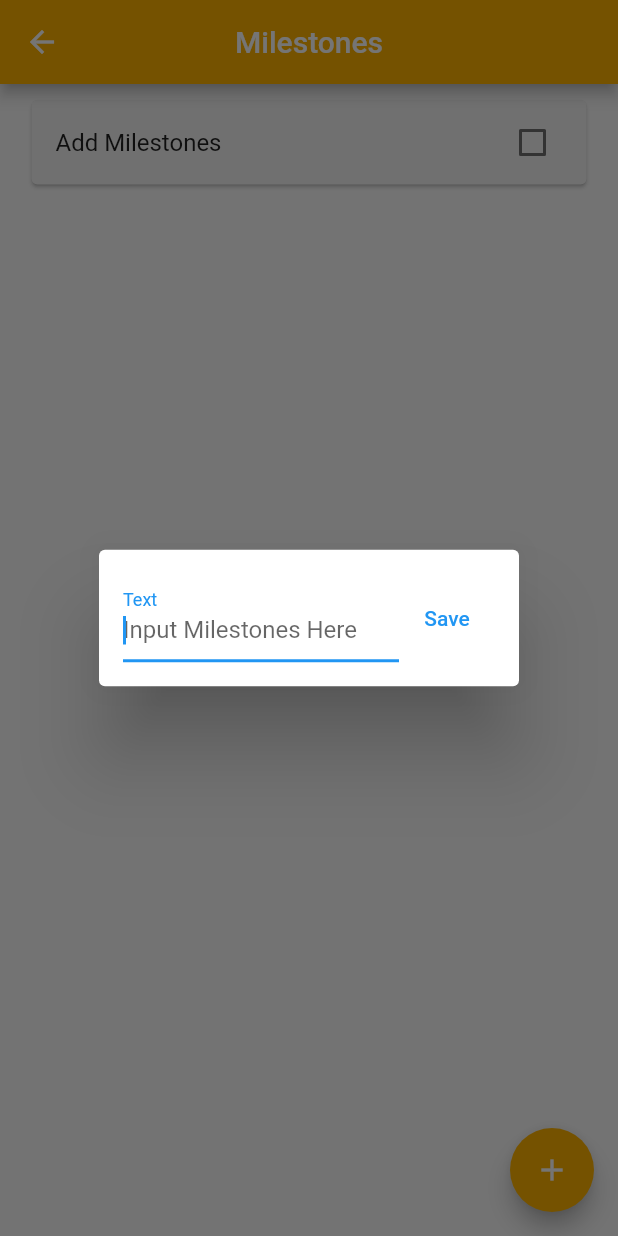
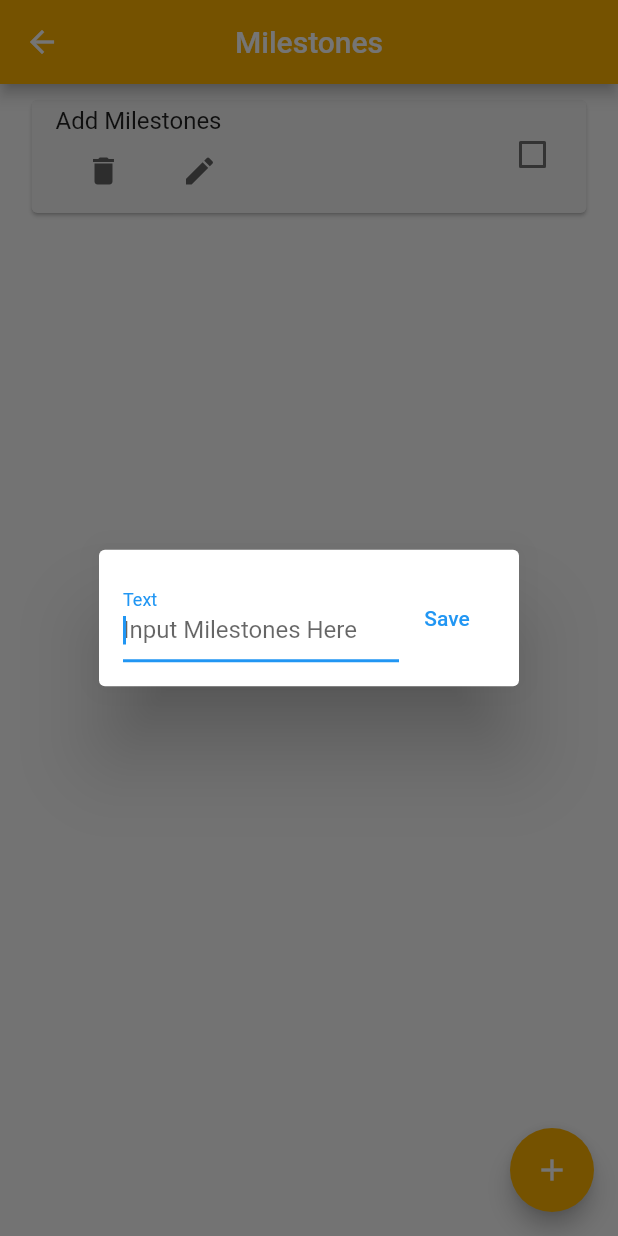
Before and after one commit to akhilbk123/idea_collector, a Flutter app: the Milestones screen opened by its route, after a tap on the "add" icon, on a phone screen of 412 x 824 dp. Run offline on Flutter 3.47's test engine with Material 2 defaults, Android fonts, the light colour scheme and no system bars.

Commit message:
Version 13_05
Version 13_05

```diff
--- a/lib/screens/milestones.dart
+++ b/lib/screens/milestones.dart
@@ -10,6 +10,7 @@ class _MilestonesState extends State<Milestones> {
   List<bool> _status = [];
   List<String> _text1 = ['Add Milestones'];
   TextEditingController _c1;
+  var _state1 = 0;
 
   var j = 0;
 
@@ -21,7 +22,11 @@ class _MilestonesState extends State<Milestones> {
     });
   }
 
-  Widget _buildPopup1Dialog(BuildContext context) {
+  cleartext() {
+    _c1.clear();
+  }
+
+  Widget _buildPopup1Dialog(BuildContext context, [int index]) {
     return AlertDialog(
       contentPadding: const EdgeInsets.all(16.0),
       content: Row(
@@ -37,13 +42,18 @@ class _MilestonesState extends State<Milestones> {
           TextButton(
               onPressed: () {
                 setState(() {
-                  if (j == 0) {
-                    this._text1[j] = _c1.text;
+                  if (_state1 != 0) {
+                    this._text1[index] = _c1.text;
                   } else {
-                    this._text1.add(_c1.text);
+                    if (j == 0) {
+                      this._text1[j] = _c1.text;
+                    } else {
+                      this._text1.add(_c1.text);
+                    }
                   }
                 });
                 j = j + 1;
+                cleartext();
                 Navigator.pop(context);
               },
               child: Text("Save"))
@@ -82,6 +92,33 @@ class _MilestonesState extends State<Milestones> {
                     _status[index] = check;
                   });
                 },
+                subtitle: Column(
+                  children: [
+                    Container(
+                      child: Row(
+                        children: [
+                          TextButton(
+                              onPressed: () {
+                                setState(() {
+                                  _text1.removeAt(index);
+                                });
+                              },
+                              child:
+                                  Icon(Icons.delete, color: Colors.grey[700])),
+                          TextButton(
+                              onPressed: () {
+                                _state1 = 1;
+                                showDialog(
+                                    context: context,
+                                    builder: (BuildContext context) =>
+                                        _buildPopup1Dialog(context, index));
+                              },
+                              child: Icon(Icons.edit, color: Colors.grey[700]))
+                        ],
+                      ),
+                    )
+                  ],
+                ),
               ),
               margin: EdgeInsets.all(1.0),
               color: Colors.grey[100],
@@ -91,6 +128,7 @@ class _MilestonesState extends State<Milestones> {
       )),
       floatingActionButton: FloatingActionButton(
         onPressed: () {
+          _state1 = 0;
           createList();
           showDialog(
               context: context,
```
